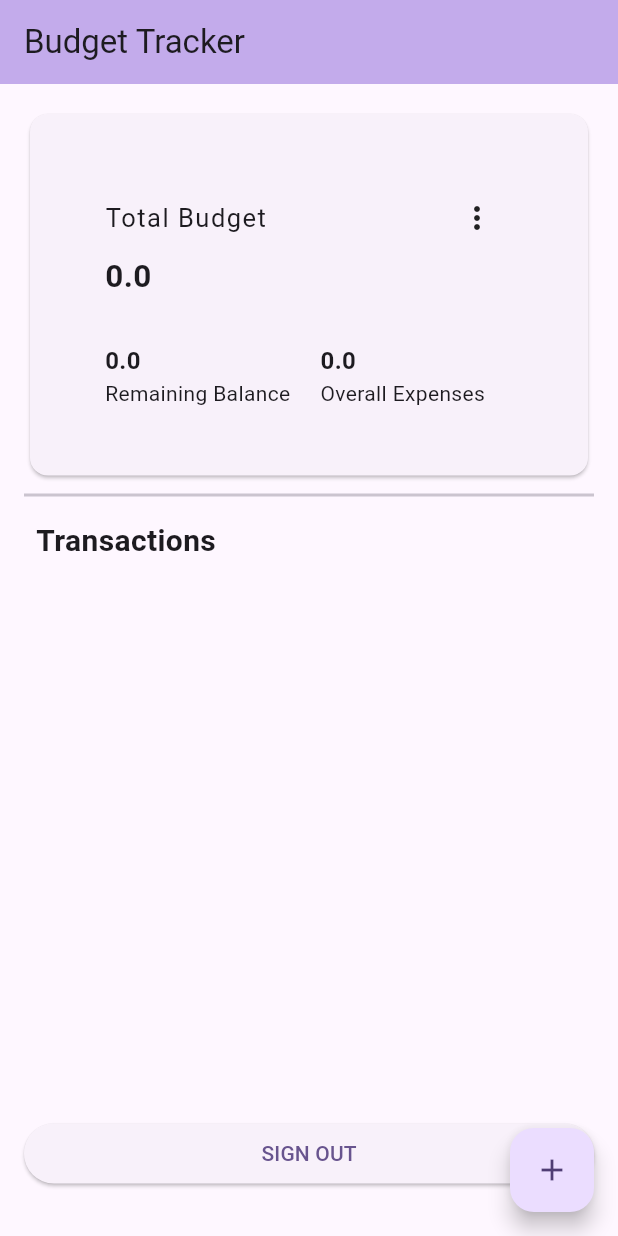
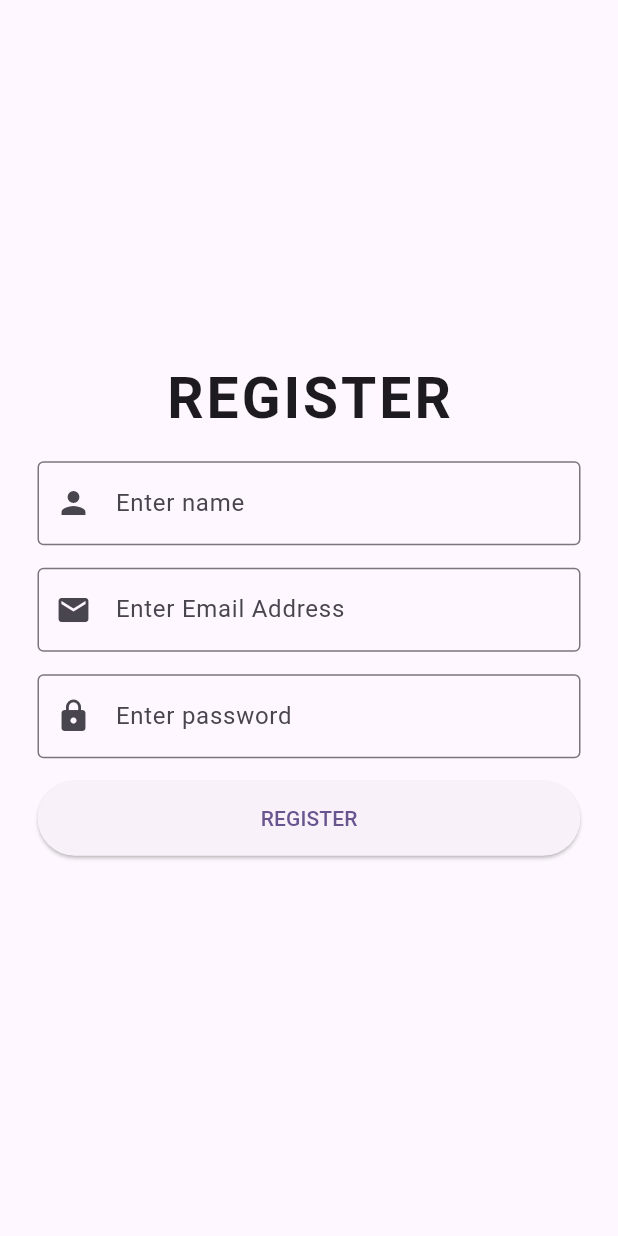
Before and after one commit to euniquecorn/budgettracker, a Flutter app: the screen it shows after launch, on a phone screen of 412 x 824 dp. Run offline on Flutter 3.47's test engine with Material 2 defaults, Android fonts, the phone set to English and light mode, and no system bars; our stand-ins replace cloud_firestore, firebase_auth, firebase_core; accounts and stored records are empty.

Commit message:
register added

```diff
--- /dev/null
+++ b/lib/firebase/register.dart
@@ -0,0 +1,151 @@
+import 'package:budget_tracker/firebase/authenticator.dart';
+import 'package:budget_tracker/users.dart';
+import 'package:cloud_firestore/cloud_firestore.dart';
+import 'package:firebase_auth/firebase_auth.dart';
+import 'package:flutter/material.dart';
+
+class Register extends StatefulWidget {
+  const Register({super.key});
+
+  @override
+  State<Register> createState() => _RegisterState();
+}
+
+class _RegisterState extends State<Register> {
+  TextEditingController namecontroller = TextEditingController();
+  TextEditingController emailcontroller = TextEditingController();
+  TextEditingController passwordcontroller = TextEditingController();
+  late String errormessage;
+  late bool isError;
+  @override
+  void initState() {
+    errormessage = "This is an error";
+    isError = false;
+    super.initState();
+  }
+
+  @override
+  void dispose() {
+    super.dispose();
+  }
+
+  @override
+  Widget build(BuildContext context) {
+    return Scaffold(
+      body: Center(
+        child: Container(
+          margin: const EdgeInsets.symmetric(horizontal: 25),
+          child: Column(
+            mainAxisAlignment: MainAxisAlignment.center,
+            children: [
+              Text(
+                'REGISTER',
+                style: txtstyle,
+              ),
+              const SizedBox(height: 15),
+              TextField(
+                controller: namecontroller,
+                decoration: const InputDecoration(
+                  border: OutlineInputBorder(),
+                  labelText: 'Enter name',
+                  prefixIcon: Icon(Icons.person),
+                ),
+              ),
+              const SizedBox(height: 15),
+              TextField(
+                controller: emailcontroller,
+                decoration: const InputDecoration(
+                  border: OutlineInputBorder(),
+                  labelText: 'Enter Email Address',
+                  prefixIcon: Icon(Icons.email),
+                ),
+              ),
+              const SizedBox(height: 15),
+              TextField(
+                obscureText: true,
+                controller: passwordcontroller,
+                decoration: const InputDecoration(
+                  border: OutlineInputBorder(),
+                  labelText: 'Enter password',
+                  prefixIcon: Icon(Icons.lock),
+                ),
+              ),
+              const SizedBox(height: 15),
+              ElevatedButton(
+                style: ElevatedButton.styleFrom(
+                  minimumSize: const Size.fromHeight(50),
+                ),
+                onPressed: () {
+                  registerUser();
+                },
+                child: const Text('REGISTER'),
+              ),
+              const SizedBox(height: 15),
+              (isError)
+                  ? Text(
+                      errormessage,
+                      style: errortxtstyle,
+                    )
+                  : Container(),
+            ],
+          ),
+        ),
+      ),
+    );
+  }
+
+  var errortxtstyle = const TextStyle(
+    fontWeight: FontWeight.bold,
+    color: Colors.red,
+    letterSpacing: 1,
+    fontSize: 18,
+  );
+  var txtstyle = const TextStyle(
+    fontWeight: FontWeight.bold,
+    letterSpacing: 2,
+    fontSize: 38,
+  );
+
+  Future createUser() async {
+    final user = FirebaseAuth.instance.currentUser!;
+    final userid = user.uid;
+    final docUser = FirebaseFirestore.instance.collection('Users').doc(userid);
+
+    final users = Users(
+      id: userid,
+      name: namecontroller.text,
+      email: emailcontroller.text,
+    );
+
+    final json = users.toJson();
+    await docUser.set(json);
+
+    goToAuthenticator();
+  }
+
+  Future registerUser() async {
+    try {
+      await FirebaseAuth.instance.createUserWithEmailAndPassword(
+        email: emailcontroller.text.trim(),
+        password: passwordcontroller.text.trim(),
+      );
+      createUser();
+      setState(() {
+        errormessage = "";
+      });
+    } on FirebaseAuthException catch (e) {
+      print(e);
+      setState(() {
+        errormessage = e.message.toString();
+      });
+    }
+  }
+
+  goToAuthenticator() {
+    Navigator.of(context).push(
+      MaterialPageRoute(
+        builder: (context) => const Authenticator(),
+      ),
+    );
+  }
+}
--- a/lib/login.dart
+++ b/lib/login.dart
@@ -33,7 +33,9 @@ class _LoginState extends State<Login> {
       body: Center(
         child: Container(
           margin: const EdgeInsets.symmetric(horizontal: 25),
-          child: Column(
+          child: ListView(
+            children: [
+              Column(
                 mainAxisAlignment: MainAxisAlignment.center,
                 children: [
                   Text(
@@ -79,6 +81,8 @@ class _LoginState extends State<Login> {
                           style: errortxtstyle,
                         )
                       : Container(),
+                ],
+              ),
             ],
           ),
         ),
--- a/lib/main.dart
+++ b/lib/main.dart
@@ -1,5 +1,6 @@
 import 'package:budget_tracker/firebase/authenticator.dart';
 import 'package:budget_tracker/firebase/firebase_options.dart';
+import 'package:budget_tracker/firebase/register.dart';
 import 'package:budget_tracker/homepage.dart';
 import 'package:budget_tracker/login.dart';
 import 'package:firebase_core/firebase_core.dart';
@@ -25,7 +26,7 @@ class MyApp extends StatelessWidget {
         colorScheme: ColorScheme.fromSeed(seedColor: Colors.deepPurple),
         useMaterial3: true,
       ),
-      home: const HomePage(),
+      home: const Register(),
     );
   }
 }
--- a/lib/users.dart
+++ b/lib/users.dart
@@ -1,14 +1,23 @@
 class Users {
+  final String id;
   final String name;
   final String email;
 
   Users({
+    required this.id,
     required this.name,
     required this.email,
   });
 
   static Users fromJson(Map<String, dynamic> json) => Users(
+        id: json['id'],
         name: json['name'],
         email: json['email'],
       );
+
+  Map<String, dynamic> toJson() => {
+        'id': id,
+        'name': name,
+        'email': email,
+      };
 }
```
Lines whose indentation alone changed are shown as unchanged.
